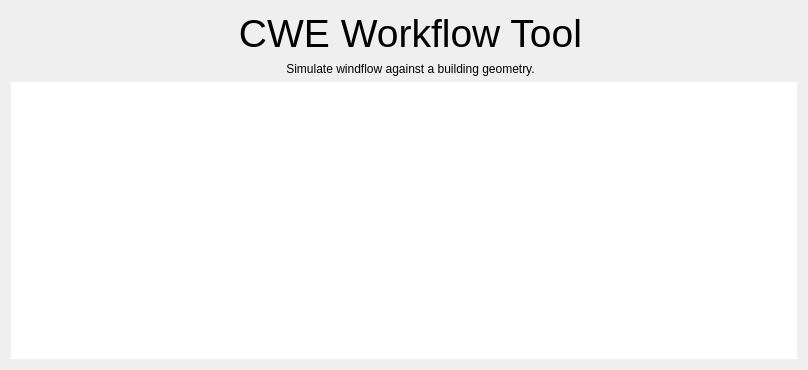
The window that cwe_guiWidgets/cwe_welcome_screen.ui (NHERI-SimCenter/CWE-Simulation-Tool) describes before a commit, drawn with Qt 5.
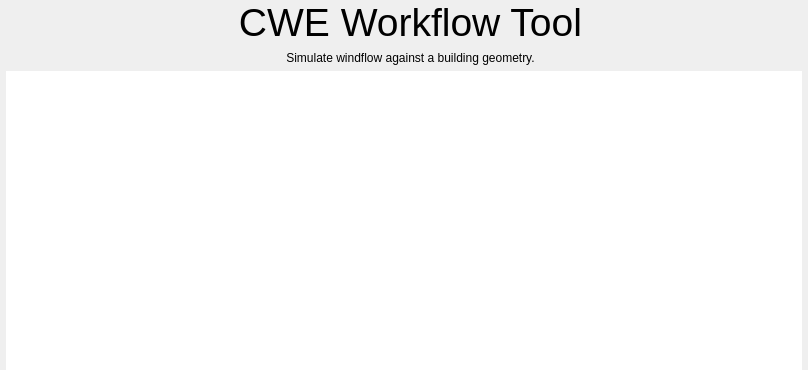
The same window after the commit. Icons and pictures are not drawn.

```diff
--- a/cwe_guiWidgets/cwe_welcome_screen.ui
+++ b/cwe_guiWidgets/cwe_welcome_screen.ui
@@ -58,6 +58,18 @@
    <number>-2</number>
   </property>
   <layout class="QGridLayout" name="gridLayout">
+   <property name="leftMargin">
+    <number>6</number>
+   </property>
+   <property name="topMargin">
+    <number>0</number>
+   </property>
+   <property name="rightMargin">
+    <number>6</number>
+   </property>
+   <property name="bottomMargin">
+    <number>0</number>
+   </property>
    <item row="0" column="1">
     <widget class="QLabel" name="label">
      <property name="sizePolicy">
```
